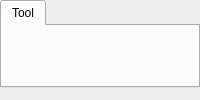
Before: the Qt Designer form src/widget/media_workspace_page.ui in zhou51320/eva, drawn with Qt 5.
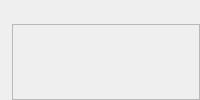
After: the same form once the commit is applied.

Commit message:
feat: redesign frontend workspace shell
Rebuild the desktop frontend around the new three-column shell, Cherry-style chat workspace, and unified light workbench pages. Update theme tokens and widget tests so the redesigned shell, hosts, and styling contracts stay aligned with the approved frontend plan.

What changed in the file:
```diff
--- a/src/widget/media_workspace_page.ui
+++ b/src/widget/media_workspace_page.ui
@@ -2,9 +2,9 @@
 <ui version="4.0">
  <class>MediaWorkspacePage</class>
  <widget class="QWidget" name="MediaWorkspacePage">
-  <layout class="QVBoxLayout" name="rootLayout">
+  <layout class="QHBoxLayout" name="rootLayout">
    <property name="spacing">
-    <number>6</number>
+    <number>12</number>
    </property>
    <property name="leftMargin">
     <number>0</number>
@@ -19,12 +19,31 @@
     <number>0</number>
    </property>
    <item>
-    <widget class="QTabWidget" name="toolTabs">
-     <widget class="QWidget" name="toolTabOne">
-      <attribute name="title">
-       <string>Tool</string>
-      </attribute>
-     </widget>
+    <widget class="QFrame" name="mediaTaskListColumn">
+     <property name="minimumWidth">
+      <number>280</number>
+     </property>
+     <property name="maximumWidth">
+      <number>360</number>
+     </property>
+     <property name="frameShape">
+      <enum>QFrame::StyledPanel</enum>
+     </property>
+    </widget>
+   </item>
+   <item>
+    <layout class="QVBoxLayout" name="detailLayout">
+     <property name="spacing">
+      <number>12</number>
+     </property>
+     <item>
+      <widget class="QFrame" name="mediaParameterCard">
+       <property name="minimumHeight">
+        <number>140</number>
+       </property>
+       <property name="frameShape">
+        <enum>QFrame::StyledPanel</enum>
+       </property>
     </widget>
    </item>
    <item>
@@ -35,11 +54,19 @@
     </widget>
    </item>
    <item>
-    <widget class="QFrame" name="previewHost">
+      <widget class="QFrame" name="mediaResultCard">
      <property name="frameShape">
       <enum>QFrame::StyledPanel</enum>
      </property>
-    </widget>
+       <property name="sizePolicy">
+        <sizepolicy hsizetype="Expanding" vsizetype="Expanding">
+         <horstretch>0</horstretch>
+         <verstretch>1</verstretch>
+        </sizepolicy>
+       </property>
+      </widget>
+     </item>
+    </layout>
    </item>
   </layout>
  </widget>
```
Left out of the diff: 5 changed lines with no effect on the pictures. Lines whose indentation alone changed are shown as unchanged. The commit also changes 25 other files.
